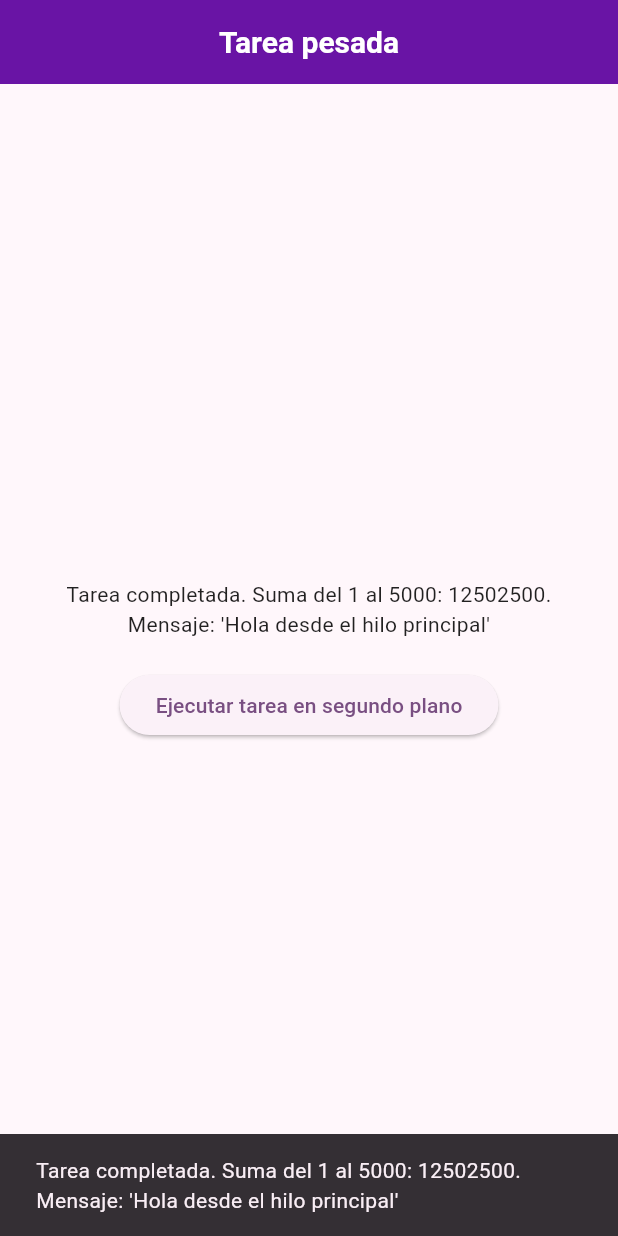
After one commit to SergioAlarcon09/Talleres_Flutter, a Flutter app: the IsolateView screen opened by its route, after a tap on "Ejecutar tarea en segundo plano", on a phone screen of 412 x 824 dp. The commit adds this screen. Run offline on Flutter 3.47's test engine with Material 3 defaults, Android fonts, the phone set to English and light mode, and no system bars; our stand-ins replace go_router.

Commit message:
Implementacion del segundo taller

```diff
--- a/lib/main.dart
+++ b/lib/main.dart
@@ -1,7 +1,7 @@
 import 'package:flutter/material.dart';
 import 'package:hola_mundo/routes/app_router.dart';
 
-import 'themes/app_theme.dart'; // Importa el tema
+import 'themes/app_theme.dart';
 
 void main() {
   runApp(const MyApp());
--- a/lib/routes/app_router.dart
+++ b/lib/routes/app_router.dart
@@ -1,9 +1,12 @@
 import 'package:go_router/go_router.dart';
 import 'package:hola_mundo/form_view.dart';
 import 'package:hola_mundo/nueva_vista.dart';
+import 'package:hola_mundo/views/future%20(lista%20estudiantes)/future_view.dart';
 import 'package:hola_mundo/views/home_view.dart';
+import 'package:hola_mundo/views/isolate%20(tarea%20pesada)/isolate_view.dart';
 import 'package:hola_mundo/views/profile_view.dart';
 import 'package:hola_mundo/views/settings_view.dart';
+import 'package:hola_mundo/views/timer%20(temporizadores)/timer_view.dart';
 
 final GoRouter appRouter = GoRouter(   //* CLASE EN DONDE VAN DEFINIDAS LAS RUTAS DE LA APP
   routes: [
@@ -30,5 +33,23 @@ final GoRouter appRouter = GoRouter(   //* CLASE EN DONDE VAN DEFINIDAS LAS RUTA
         return NuevaVista(textoRecibido: texto);
       }
     ),
+    //!Ruta para la pagina FLista de estudiantes
+    GoRoute(
+      path: '/future',
+      name: 'future',
+      builder: (context, state) => const FutureView(),
+    ),
+    //!Ruta para la pagina Temporizadores
+    GoRoute(
+      path: '/timer',
+      name: 'timerView',
+      builder: (context, state) => const TimerView(),
+    ),
+    //!Ruta para la pagina Tarea pesada
+    GoRoute(
+      path: '/isolate',
+      name: 'isolate',
+      builder: (context, state) => const IsolateView(),
+    ),
   ],
 );
--- a/lib/themes/app_theme.dart
+++ b/lib/themes/app_theme.dart
@@ -4,14 +4,14 @@ class AppTheme {      //*CLASE QUE LLAMAMOS EN EL MAIN
   static ThemeData get lightTheme {
     return ThemeData(
       colorScheme: ColorScheme.fromSeed(
-        seedColor: const Color.fromARGB(255, 20, 83, 165), // Color semilla
+        seedColor: const Color.fromARGB(255, 134, 20, 165), // Color semilla
         brightness: Brightness.light, // Tema claro
       ),
       useMaterial3: true,
       appBarTheme: const AppBarTheme(
         centerTitle: true,
         elevation: 0,
-        backgroundColor: Color.fromARGB(255, 20, 83, 165), // Color del AppBar
+        backgroundColor: Color.fromARGB(255, 105, 20, 165), // Color del AppBar
         titleTextStyle: TextStyle(
           color: Colors.white, // Texto blanco para el AppBar
           fontSize: 20,
--- a/lib/views/base_view.dart
+++ b/lib/views/base_view.dart
@@ -11,7 +11,7 @@ class BaseView extends StatelessWidget {
   Widget build(BuildContext context) {
     return Scaffold(
       appBar: AppBar(title: Text(title)),
-      drawer: const CustomDrawer(), //* Es como el ícono que despliega el menú
+      drawer: const CustomDrawer(), //* ícono que despliega el menú
       body: body,
     );
   }
--- /dev/null
+++ b/lib/views/isolate (tarea pesada)/isolate_view.dart
@@ -0,0 +1,124 @@
+import 'dart:async';
+import 'dart:isolate';
+import 'package:flutter/material.dart';
+
+class IsolateView extends StatefulWidget {
+  const IsolateView({super.key});
+
+  @override
+  State<IsolateView> createState() => _IsolateViewState();
+}
+
+class _IsolateViewState extends State<IsolateView> {
+  String resultado = "Presiona el botón";
+  Isolate? _isolate;
+  ReceivePort? _receivePort;
+  bool _isRunning = false;
+
+  @override
+  void dispose() {
+    _cancelIsolate();
+    super.dispose();
+  }
+
+  void _cancelIsolate() {
+    if (_isolate != null) {
+      _isolate?.kill(priority: Isolate.immediate);
+      _isolate = null;
+    }
+    _receivePort?.close();
+    _receivePort = null;
+    _isRunning = false;
+  }
+
+  Future<void> isolateTask() async {
+    if (_isRunning) return;
+
+    setState(() {
+      _isRunning = true;
+      resultado = "Calculando...";
+    });
+
+    _receivePort = ReceivePort();
+    _isolate = await Isolate.spawn(_tareaPesada, _receivePort!.sendPort);
+
+    try {
+      final sendPort = await _receivePort!.first as SendPort;
+      final response = ReceivePort();
+      sendPort.send(["Hola desde el hilo principal", response.sendPort]);
+
+      final result = await response.first as String;
+
+      if (!mounted) return;
+      setState(() {
+        resultado = result;
+        _isRunning = false;
+      });
+
+      ScaffoldMessenger.of(context).showSnackBar(
+        SnackBar(
+          content: Text(result),
+          duration: const Duration(seconds: 3),
+        ),
+      );
+    } catch (e) {
+      if (!mounted) return;
+      setState(() {
+        resultado = "Operación cancelada";
+        _isRunning = false;
+      });
+    }
+  }
+
+  static void _tareaPesada(SendPort sendPort) {
+    final port = ReceivePort();
+    sendPort.send(port.sendPort);
+
+    port.listen((message) {
+      final data = message[0] as String;
+      final puertoReceptor = message[1] as SendPort;
+
+      int counter = 0;
+      for (int i = 1; i <= 5000; i++) {
+        counter += i;
+      }
+
+      puertoReceptor.send(
+        "Tarea completada. Suma del 1 al 5000: $counter. Mensaje: '$data'",
+      );
+      port.close();
+    });
+  }
+
+  @override
+  Widget build(BuildContext context) {
+    return Scaffold(
+      appBar: AppBar(title: const Text("Tarea pesada")),
+      body: Center(
+        child: Padding(
+          padding: const EdgeInsets.all(16.0),
+          child: Column(
+            mainAxisAlignment: MainAxisAlignment.center,
+            children: [
+              Text(resultado, textAlign: TextAlign.center),
+              const SizedBox(height: 20),
+              ElevatedButton(
+                onPressed: _isRunning ? null : isolateTask,
+                child: const Text("Ejecutar tarea en segundo plano"),
+              ),
+              if (_isRunning) ...[
+                const SizedBox(height: 20),
+                const CircularProgressIndicator(),
+                const SizedBox(height: 10),
+                TextButton(
+                  onPressed: _cancelIsolate,
+                  child: const Text("Cancelar"),
+                ),
+              ],
+            ],
+          ),
+        ),
+      ),
+    );
+  }
+}
```
Also changed, not shown: lib/views/custom_drawer.dart (+22 -0 lines), lib/views/future (lista estudiantes)/future_view.dart (added, +94 -0 lines), lib/views/timer (temporizadores)/timer_view.dart (added, +102 -0 lines).
